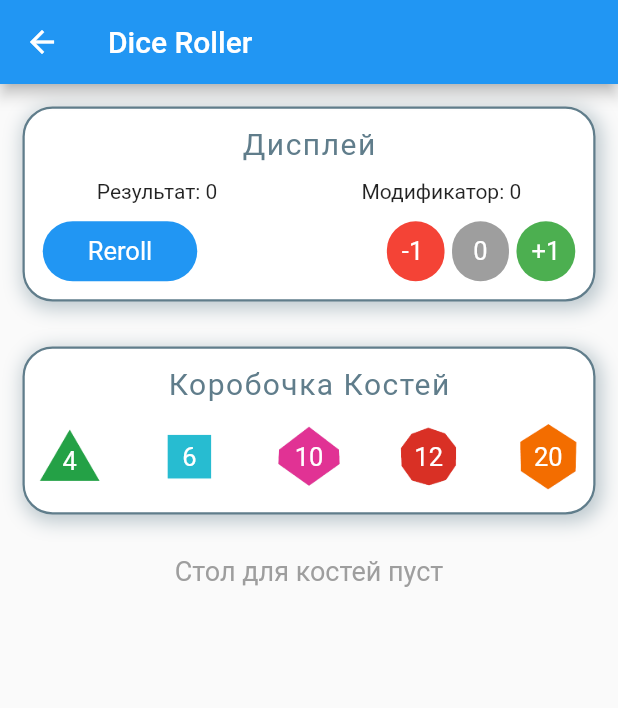
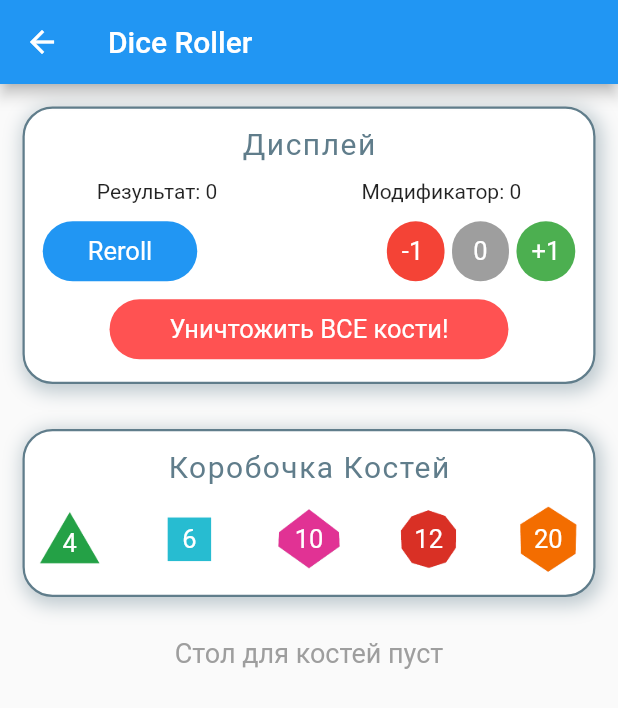
Before and after one commit to FuryOfFools/DnD_VeilenarAssistant, a Flutter app: the DiceRollerPage screen opened by its route, on a phone screen of 412 x 824 dp. Shown: the top 708 px of the screen. Run offline on Flutter 3.47's test engine with Material 2 defaults, Android fonts, the phone set to English and light mode, and no system bars; our stand-ins replace flutter_svg.

Commit message:
remove all dices

```diff
--- a/dnd_veilenar_assistant/lib/pages/dice_roller_page/providers/dice_roller.dart
+++ b/dnd_veilenar_assistant/lib/pages/dice_roller_page/providers/dice_roller.dart
@@ -74,8 +74,14 @@ class DiceRoller with ChangeNotifier {
         dice.diceRoll();
         _sum = _diceSum + dice.value;
       }
-      notifyListeners();
     }
+  }
+
+  void reset() {
+    _dices = [];
+    _sum = 0;
+    diceRollerState = DiceRollerState.empty;
+    notifyListeners();
   }
 
   void removeDice({required int index}) {
--- a/dnd_veilenar_assistant/lib/pages/dice_roller_page/widgets/dice_display.dart
+++ b/dnd_veilenar_assistant/lib/pages/dice_roller_page/widgets/dice_display.dart
@@ -141,6 +141,26 @@ class DiceDisplayWidget extends StatelessWidget {
                 ],
               ),
             ),
+            Padding(
+              padding: const EdgeInsets.only(bottom: 15),
+              child: InkWell(
+                onTap: () => diceRoller.reset(),
+                child: Container(
+                  padding: const EdgeInsets.symmetric(
+                    vertical: 10,
+                    horizontal: 40,
+                  ),
+                  decoration: BoxDecoration(
+                    color: Colors.redAccent,
+                    borderRadius: BorderRadius.circular(20),
+                  ),
+                  child: Text(
+                    'Уничтожить ВСЕ кости!',
+                    style: TextStyle(color: Colors.white, fontSize: 17),
+                  ),
+                ),
+              ),
+            )
           ],
         ),
       ),
```
Also changed, not shown: 1 other file.
